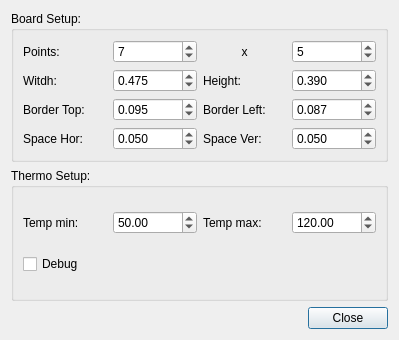
Knueppl/3d_calibration_tool, file forms/ConfigDialog.ui: the form before one commit.
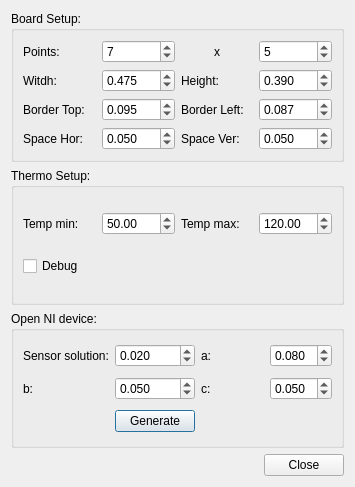
The form after the commit.

Commit message: Added icp to class PlaneFinder.

```diff
--- a/forms/ConfigDialog.ui
+++ b/forms/ConfigDialog.ui
@@ -6,8 +6,8 @@
    <rect>
     <x>0</x>
     <y>0</y>
-    <width>399</width>
-    <height>340</height>
+    <width>355</width>
+    <height>487</height>
    </rect>
   </property>
   <property name="windowTitle">
@@ -251,6 +251,126 @@
      </layout>
     </widget>
    </item>
+   <item>
+    <widget class="QGroupBox" name="groupBox_3">
+     <property name="title">
+      <string>Open NI device:</string>
+     </property>
+     <layout class="QGridLayout" name="gridLayout_3">
+      <item row="0" column="2">
+       <widget class="QLabel" name="label_12">
+        <property name="text">
+         <string>a:</string>
+        </property>
+       </widget>
+      </item>
+      <item row="0" column="1">
+       <widget class="QDoubleSpinBox" name="_spinSensorSolution">
+        <property name="decimals">
+         <number>3</number>
+        </property>
+        <property name="minimum">
+         <double>0.001000000000000</double>
+        </property>
+        <property name="maximum">
+         <double>1.000000000000000</double>
+        </property>
+        <property name="singleStep">
+         <double>0.010000000000000</double>
+        </property>
+        <property name="value">
+         <double>0.020000000000000</double>
+        </property>
+       </widget>
+      </item>
+      <item row="1" column="3">
+       <widget class="QDoubleSpinBox" name="_spinC">
+        <property name="decimals">
+         <number>3</number>
+        </property>
+        <property name="minimum">
+         <double>0.001000000000000</double>
+        </property>
+        <property name="maximum">
+         <double>1.000000000000000</double>
+        </property>
+        <property name="singleStep">
+         <double>0.010000000000000</double>
+        </property>
+        <property name="value">
+         <double>0.050000000000000</double>
+        </property>
+       </widget>
+      </item>
+      <item row="1" column="1">
+       <widget class="QDoubleSpinBox" name="_spinB">
+        <property name="decimals">
+         <number>3</number>
+        </property>
+        <property name="minimum">
+         <double>0.001000000000000</double>
+        </property>
+        <property name="maximum">
+         <double>1.000000000000000</double>
+        </property>
+        <property name="singleStep">
+         <double>0.010000000000000</double>
+        </property>
+        <property name="value">
+         <double>0.050000000000000</double>
+        </property>
+       </widget>
+      </item>
+      <item row="0" column="3">
+       <widget class="QDoubleSpinBox" name="_spinA">
+        <property name="decimals">
+         <number>3</number>
+        </property>
+        <property name="minimum">
+         <double>0.001000000000000</double>
+        </property>
+        <property name="maximum">
+         <double>1.000000000000000</double>
+        </property>
+        <property name="singleStep">
+         <double>0.010000000000000</double>
+        </property>
+        <property name="value">
+         <double>0.080000000000000</double>
+        </property>
+       </widget>
+      </item>
+      <item row="0" column="0">
+       <widget class="QLabel" name="label_11">
+        <property name="text">
+         <string>Sensor solution:</string>
+        </property>
+       </widget>
+      </item>
+      <item row="1" column="2">
+       <widget class="QLabel" name="label_14">
+        <property name="text">
+         <string>c:</string>
+        </property>
+       </widget>
+      </item>
+      <item row="1" column="0">
+       <widget class="QLabel" name="label_13">
+        <property name="text">
+         <string>b:</string>
+        </property>
+       </widget>
+      </item>
+      <item row="2" column="1">
+       <widget class="QPushButton" name="_buttonGenerate">
+        <property name="text">
+         <string>Generate</string>
+        </property>
+       </widget>
+      </item>
+     </layout>
+    </widget>
+   </item>
    <item>
     <layout class="QHBoxLayout" name="horizontalLayout">
      <item>
```
The commit also changes 7 other files.
